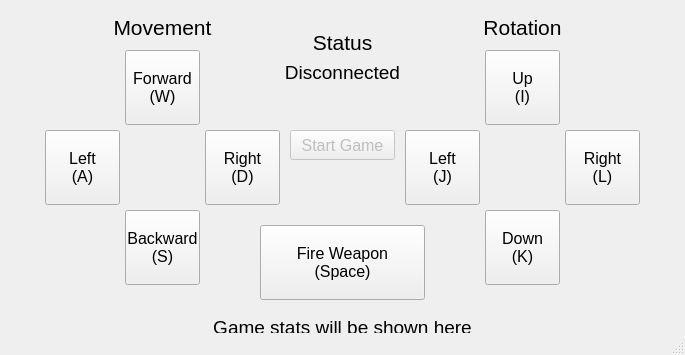
Before: the Qt Designer form GameInput/src/MainWindow/mainwindow.ui in Dwyriel/GameDemo, drawn with Qt 5.
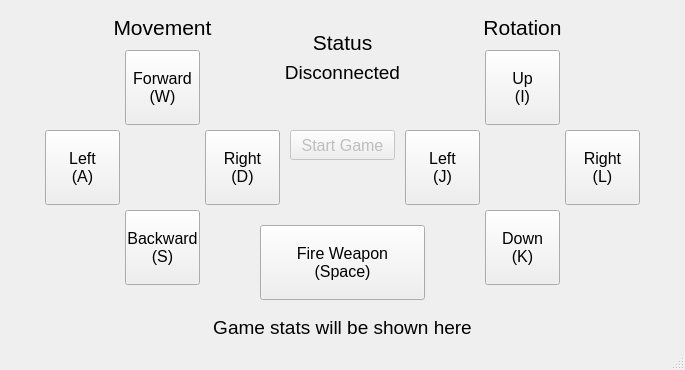
After: the same form once the commit is applied. Custom widgets are drawn as their Qt base class.

Commit message: Fix GameInput window size on some Qt environments

```diff
--- a/GameInput/src/MainWindow/mainwindow.ui
+++ b/GameInput/src/MainWindow/mainwindow.ui
@@ -7,19 +7,19 @@
     <x>0</x>
     <y>0</y>
     <width>685</width>
-    <height>355</height>
+    <height>370</height>
    </rect>
   </property>
   <property name="minimumSize">
    <size>
     <width>685</width>
-    <height>355</height>
+    <height>370</height>
    </size>
   </property>
   <property name="maximumSize">
    <size>
     <width>685</width>
-    <height>355</height>
+    <height>370</height>
    </size>
   </property>
   <property name="windowTitle">
```
